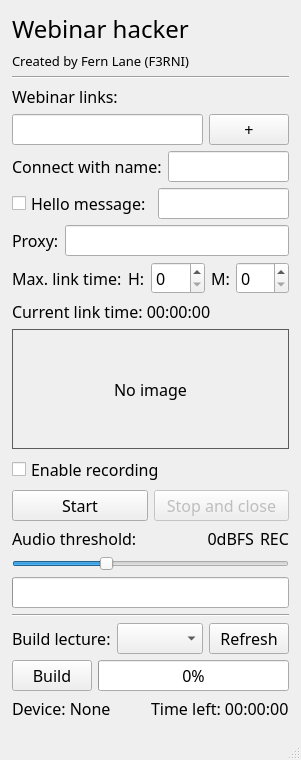
Old version of the form gui.ui in the repository F33RNI/Webinar-hacker.
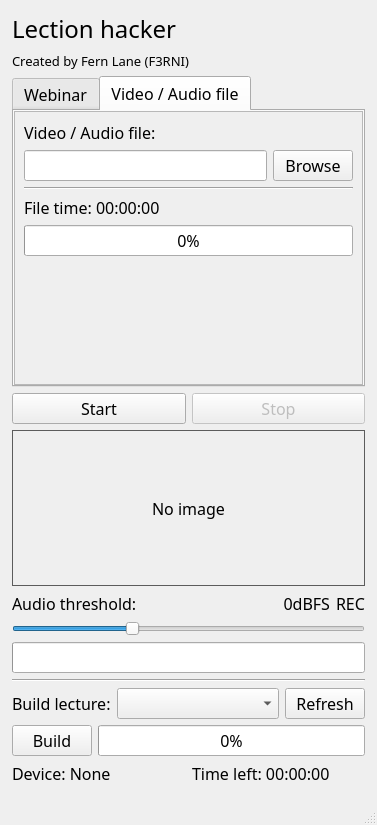
New version of the form.

Commit message: Add video/audio parser + features + bug fixes

What changed in the file:
```diff
--- a/gui.ui
+++ b/gui.ui
@@ -7,8 +7,8 @@
    <rect>
     <x>0</x>
     <y>0</y>
-    <width>276</width>
-    <height>731</height>
+    <width>377</width>
+    <height>825</height>
    </rect>
   </property>
   <property name="font">
@@ -47,7 +47,7 @@
          </font>
         </property>
         <property name="text">
-         <string>Webinar hacker</string>
+         <string>Lection hacker</string>
         </property>
        </widget>
       </item>
@@ -66,12 +66,48 @@
      </layout>
     </item>
     <item>
-     <widget class="Line" name="line_2">
-      <property name="orientation">
-       <enum>Qt::Horizontal</enum>
+     <widget class="QTabWidget" name="tabWidget">
+      <property name="sizePolicy">
+       <sizepolicy hsizetype="Expanding" vsizetype="Expanding">
+        <horstretch>0</horstretch>
+        <verstretch>4</verstretch>
+       </sizepolicy>
       </property>
-     </widget>
-    </item>
+      <property name="currentIndex">
+       <number>1</number>
+      </property>
+      <widget class="QWidget" name="tab">
+       <attribute name="title">
+        <string>Webinar</string>
+       </attribute>
+       <layout class="QVBoxLayout" name="verticalLayout_6">
+        <property name="leftMargin">
+         <number>0</number>
+        </property>
+        <property name="topMargin">
+         <number>0</number>
+        </property>
+        <property name="rightMargin">
+         <number>0</number>
+        </property>
+        <property name="bottomMargin">
+         <number>0</number>
+        </property>
+        <item>
+         <widget class="QScrollArea" name="scrollArea">
+          <property name="widgetResizable">
+           <bool>true</bool>
+          </property>
+          <widget class="QWidget" name="scrollAreaWidgetContents_2">
+           <property name="geometry">
+            <rect>
+             <x>0</x>
+             <y>0</y>
+             <width>328</width>
+             <height>302</height>
+            </rect>
+           </property>
+           <layout class="QVBoxLayout" name="verticalLayout_8">
     <item>
      <layout class="QVBoxLayout" name="layout_links">
       <item>
@@ -154,7 +190,7 @@
     <item>
      <layout class="QHBoxLayout" name="horizontalLayout_9">
       <item>
-       <widget class="QLabel" name="label_8">
+               <widget class="QCheckBox" name="check_box_max_link_time">
         <property name="text">
          <string>Max. link time:</string>
         </property>
@@ -212,11 +248,176 @@
      </widget>
     </item>
     <item>
+             <widget class="Line" name="line_2">
+              <property name="orientation">
+               <enum>Qt::Horizontal</enum>
+              </property>
+             </widget>
+            </item>
+            <item>
+             <widget class="QCheckBox" name="check_box_recording">
+              <property name="text">
+               <string>Enable recording</string>
+              </property>
+             </widget>
+            </item>
+            <item>
+             <spacer name="verticalSpacer_2">
+              <property name="orientation">
+               <enum>Qt::Vertical</enum>
+              </property>
+              <property name="sizeHint" stdset="0">
+               <size>
+                <width>20</width>
+                <height>40</height>
+               </size>
+              </property>
+             </spacer>
+            </item>
+           </layout>
+          </widget>
+         </widget>
+        </item>
+       </layout>
+      </widget>
+      <widget class="QWidget" name="tab_2">
+       <attribute name="title">
+        <string>Video / Audio file</string>
+       </attribute>
+       <layout class="QVBoxLayout" name="verticalLayout_5">
+        <property name="leftMargin">
+         <number>0</number>
+        </property>
+        <property name="topMargin">
+         <number>0</number>
+        </property>
+        <property name="rightMargin">
+         <number>0</number>
+        </property>
+        <property name="bottomMargin">
+         <number>0</number>
+        </property>
+        <item>
+         <widget class="QScrollArea" name="scrollArea_2">
+          <property name="widgetResizable">
+           <bool>true</bool>
+          </property>
+          <widget class="QWidget" name="scrollAreaWidgetContents_3">
+           <property name="geometry">
+            <rect>
+             <x>0</x>
+             <y>0</y>
+             <width>345</width>
+             <height>276</height>
+            </rect>
+           </property>
+           <layout class="QVBoxLayout" name="verticalLayout_9">
+            <item>
+             <layout class="QVBoxLayout" name="layout_links_2">
+              <item>
+               <widget class="QLabel" name="label_9">
+                <property name="sizePolicy">
+                 <sizepolicy hsizetype="Preferred" vsizetype="Preferred">
+                  <horstretch>0</horstretch>
+                  <verstretch>0</verstretch>
+                 </sizepolicy>
+                </property>
+                <property name="text">
+                 <string>Video / Audio file:</string>
+                </property>
+               </widget>
+              </item>
+              <item>
+               <layout class="QHBoxLayout" name="horizontalLayout_11">
+                <item>
+                 <widget class="QLineEdit" name="line_edit_videoaudio"/>
+                </item>
+                <item>
+                 <widget class="QPushButton" name="btn_videoaudio_browse">
+                  <property name="sizePolicy">
+                   <sizepolicy hsizetype="Fixed" vsizetype="Fixed">
+                    <horstretch>0</horstretch>
+                    <verstretch>0</verstretch>
+                   </sizepolicy>
+                  </property>
+                  <property name="text">
+                   <string>Browse</string>
+                  </property>
+                 </widget>
+                </item>
+               </layout>
+              </item>
+             </layout>
+            </item>
+            <item>
+             <widget class="Line" name="line_6">
+              <property name="orientation">
+               <enum>Qt::Horizontal</enum>
+              </property>
+             </widget>
+            </item>
+            <item>
+             <widget class="QLabel" name="label_current_video_time">
+              <property name="text">
+               <string>File time: 00:00:00</string>
+              </property>
+             </widget>
+            </item>
+            <item>
+             <widget class="QProgressBar" name="progressBar_videoaudio">
+              <property name="value">
+               <number>0</number>
+              </property>
+             </widget>
+            </item>
+            <item>
+             <spacer name="verticalSpacer">
+              <property name="orientation">
+               <enum>Qt::Vertical</enum>
+              </property>
+              <property name="sizeHint" stdset="0">
+               <size>
+                <width>20</width>
+                <height>3</height>
+               </size>
+              </property>
+             </spacer>
+            </item>
+           </layout>
+          </widget>
+         </widget>
+        </item>
+       </layout>
+      </widget>
+     </widget>
+    </item>
+    <item>
+     <layout class="QHBoxLayout" name="horizontalLayout_5">
+      <item>
+       <widget class="QPushButton" name="btn_start">
+        <property name="text">
+         <string>Start</string>
+        </property>
+       </widget>
+      </item>
+      <item>
+       <widget class="QPushButton" name="btn_stop">
+        <property name="enabled">
+         <bool>false</bool>
+        </property>
+        <property name="text">
+         <string>Stop</string>
+        </property>
+       </widget>
+      </item>
+     </layout>
+    </item>
+    <item>
      <widget class="QLabel" name="preview_label">
       <property name="sizePolicy">
        <sizepolicy hsizetype="Expanding" vsizetype="Expanding">
         <horstretch>0</horstretch>
-        <verstretch>0</verstretch>
+        <verstretch>2</verstretch>
        </sizepolicy>
       </property>
       <property name="minimumSize">
@@ -242,34 +443,6 @@
       </property>
      </widget>
     </item>
-    <item>
-     <widget class="QCheckBox" name="check_box_recording">
-      <property name="text">
-       <string>Enable recording</string>
-      </property>
-     </widget>
-    </item>
-    <item>
-     <layout class="QHBoxLayout" name="horizontalLayout_5">
-      <item>
-       <widget class="QPushButton" name="btn_browser_open">
-        <property name="text">
-         <string>Start</string>
-        </property>
-       </widget>
-      </item>
-      <item>
-       <widget class="QPushButton" name="btn_browser_stop">
-        <property name="enabled">
-         <bool>false</bool>
-        </property>
-        <property name="text">
-         <string>Stop and close</string>
-        </property>
-       </widget>
-      </item>
-     </layout>
-    </item>
     <item>
      <layout class="QVBoxLayout" name="verticalLayout_2">
       <item>
```
Left out of the diff: 27 changed lines with no effect on the pictures. Lines whose indentation alone changed are shown as unchanged. The commit also changes 9 other files.
